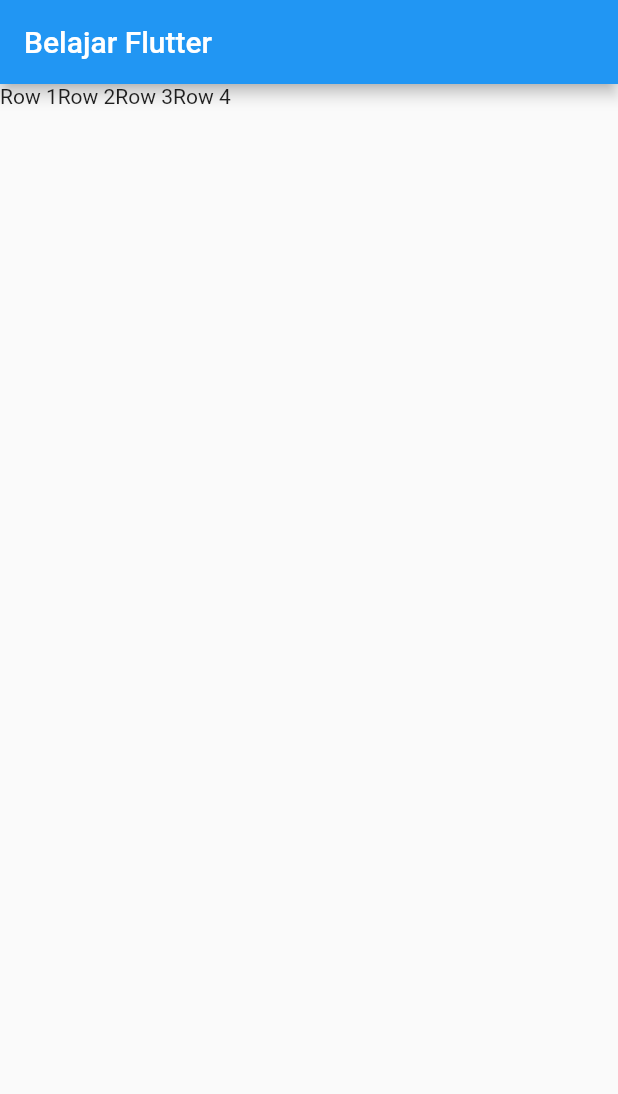
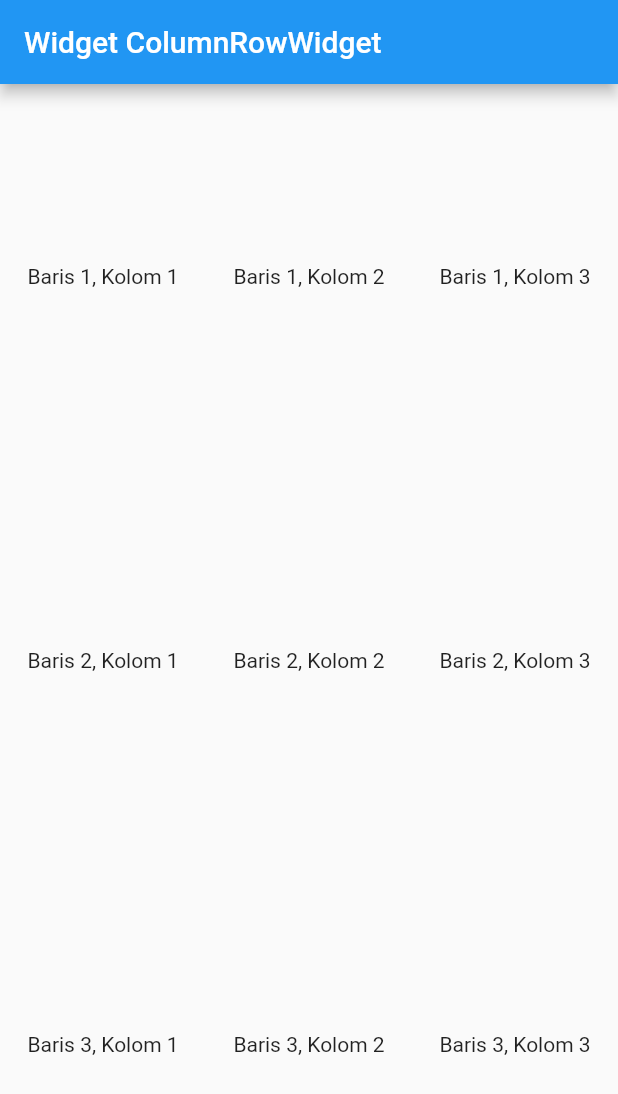
Before and after one commit to dewiashariii/project1.0, a Flutter app: the screen it shows after launch, on a phone screen of 412 x 824 dp. Shown: the top 1094 px of the screen. Run offline on Flutter 3.47's test engine with Material 2 defaults, Android fonts, the phone set to English and light mode, and no system bars.

Commit message:
first commit

```diff
--- /dev/null
+++ b/lib/baris_kolom.dart
@@ -0,0 +1,45 @@
+import 'package:flutter/material.dart';
+
+class ColumnRowWidget extends StatelessWidget {
+  const ColumnRowWidget({Key? key}) : super(key: key);
+
+  @override
+  Widget build(BuildContext context) {
+    return Scaffold(
+        appBar: AppBar(
+          title: const Text('Widget ColumnRowWidget'),
+        ),
+        body: Column(
+          mainAxisAlignment: MainAxisAlignment.spaceAround,
+          children: [
+            Container(
+              child: Row(
+                  mainAxisAlignment: MainAxisAlignment.spaceAround,
+                  children: const [
+                    Text("Baris 1, Kolom 1"),
+                    Text("Baris 1, Kolom 2"),
+                    Text("Baris 1, Kolom 3")
+                  ]),
+            ),
+            Container(
+              child: Row(
+                  mainAxisAlignment: MainAxisAlignment.spaceAround,
+                  children: const [
+                    Text("Baris 2, Kolom 1"),
+                    Text("Baris 2, Kolom 2"),
+                    Text("Baris 2, Kolom 3")
+                  ]),
+            ),
+            Container(
+              child: Row(
+                  mainAxisAlignment: MainAxisAlignment.spaceAround,
+                  children: const [
+                    Text("Baris 3, Kolom 1"),
+                    Text("Baris 3, Kolom 2"),
+                    Text("Baris 3, Kolom 3")
+                  ]),
+            ),
+          ],
+        ));
+  }
+}
--- a/lib/main.dart
+++ b/lib/main.dart
@@ -1,5 +1,5 @@
 import 'package:flutter/material.dart';
-import 'row_widget.dart';
+import 'baris_kolom.dart';
 
 void main() {
   runApp(const MyApp());
@@ -10,9 +10,9 @@ class MyApp extends StatelessWidget {
 
   @override
   Widget build(BuildContext context) {
-    return const MaterialApp(
+    return MaterialApp(
       title: 'Klinik',
-      home: RowWidget(),
+      home: ColumnRowWidget(),
     );
   }
 }
--- a/lib/row_widget.dart
+++ b/lib/row_widget.dart
@@ -7,7 +7,7 @@ class RowWidget extends StatelessWidget {
   Widget build(BuildContext context) {
     return Scaffold(
       appBar: AppBar(
-        title: const Text("Belajar Flutter"),
+        title: const Text("Widget Row"),
       ),
       body: Row(
         children: const [
```
